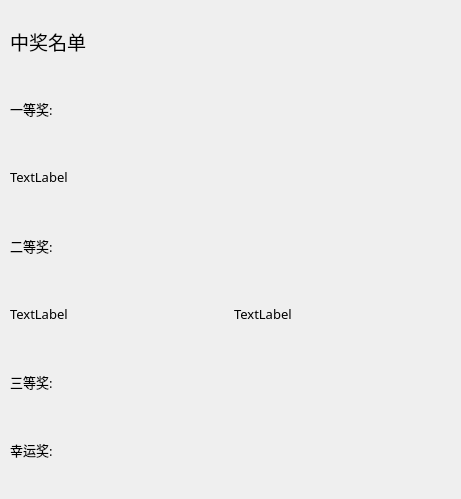
Before: the Qt Designer form exhibitors.ui in 123lxyy/lottery, drawn with Qt 5.
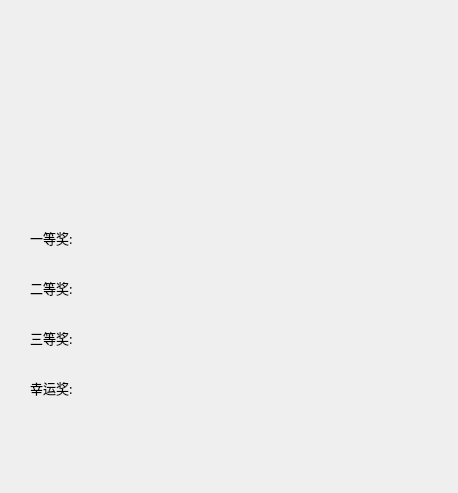
After: the same form once the commit is applied.

```diff
--- a/exhibitors.ui
+++ b/exhibitors.ui
@@ -6,51 +6,133 @@
    <rect>
     <x>0</x>
     <y>0</y>
-    <width>461</width>
-    <height>499</height>
+    <width>458</width>
+    <height>493</height>
    </rect>
   </property>
   <property name="windowTitle">
    <string>Form</string>
   </property>
+  <widget class="QLabel" name="label_3">
+   <property name="geometry">
+    <rect>
+     <x>80</x>
+     <y>230</y>
+     <width>321</width>
+     <height>21</height>
+    </rect>
+   </property>
+   <property name="font">
+    <font>
+     <family>黑体</family>
+     <pointsize>10</pointsize>
+    </font>
+   </property>
+   <property name="text">
+    <string/>
+   </property>
+  </widget>
+  <widget class="QLabel" name="label_4">
+   <property name="geometry">
+    <rect>
+     <x>30</x>
+     <y>280</y>
+     <width>49</width>
+     <height>16</height>
+    </rect>
+   </property>
+   <property name="font">
+    <font>
+     <family>黑体</family>
+     <pointsize>10</pointsize>
+    </font>
+   </property>
+   <property name="text">
+    <string>二等奖:</string>
+   </property>
+  </widget>
+  <widget class="QLabel" name="label_7">
+   <property name="geometry">
+    <rect>
+     <x>30</x>
+     <y>330</y>
+     <width>49</width>
+     <height>16</height>
+    </rect>
+   </property>
+   <property name="font">
+    <font>
+     <family>黑体</family>
+     <pointsize>10</pointsize>
+    </font>
+   </property>
+   <property name="text">
+    <string>三等奖:</string>
+   </property>
+  </widget>
+  <widget class="QLabel" name="label_8">
+   <property name="geometry">
+    <rect>
+     <x>30</x>
+     <y>380</y>
+     <width>49</width>
+     <height>16</height>
+    </rect>
+   </property>
+   <property name="font">
+    <font>
+     <family>黑体</family>
+     <pointsize>10</pointsize>
+    </font>
+   </property>
+   <property name="text">
+    <string>幸运奖:</string>
+   </property>
+  </widget>
+  <widget class="QLabel" name="label_2">
+   <property name="geometry">
+    <rect>
+     <x>30</x>
+     <y>230</y>
+     <width>49</width>
+     <height>16</height>
+    </rect>
+   </property>
+   <property name="font">
+    <font>
+     <family>黑体</family>
+     <pointsize>10</pointsize>
+    </font>
+   </property>
+   <property name="text">
+    <string>一等奖:</string>
+   </property>
+  </widget>
   <widget class="QWidget" name="">
    <property name="geometry">
     <rect>
-     <x>10</x>
-     <y>10</y>
-     <width>441</width>
-     <height>471</height>
+     <x>80</x>
+     <y>280</y>
+     <width>301</width>
+     <height>21</height>
     </rect>
    </property>
-   <layout class="QVBoxLayout" name="verticalLayout">
+   <layout class="QHBoxLayout" name="horizontalLayout">
     <item>
-     <widget class="QLabel" name="label">
+     <widget class="QLabel" name="label_5">
       <property name="font">
        <font>
         <family>黑体</family>
-        <pointsize>14</pointsize>
-       </font>
-      </property>
-      <property name="text">
-       <string>中奖名单</string>
-      </property>
-     </widget>
-    </item>
-    <item>
-     <widget class="QLabel" name="label_2">
-      <property name="font">
-       <font>
-        <family>黑体</family>
         <pointsize>10</pointsize>
        </font>
       </property>
       <property name="text">
-       <string>一等奖:</string>
+       <string/>
       </property>
      </widget>
     </item>
     <item>
-     <widget class="QLabel" name="label_3">
+     <widget class="QLabel" name="label_6">
       <property name="font">
        <font>
         <family>黑体</family>
@@ -58,87 +140,34 @@
        </font>
       </property>
       <property name="text">
-       <string>TextLabel</string>
+       <string/>
       </property>
      </widget>
     </item>
-    <item>
-     <widget class="QLabel" name="label_4">
-      <property name="font">
-       <font>
-        <family>黑体</family>
-        <pointsize>10</pointsize>
-       </font>
-      </property>
-      <property name="text">
-       <string>二等奖:</string>
-      </property>
-     </widget>
-    </item>
-    <item>
-     <layout class="QHBoxLayout" name="horizontalLayout">
-      <item>
-       <widget class="QLabel" name="label_5">
-        <property name="font">
-         <font>
-          <family>黑体</family>
-          <pointsize>10</pointsize>
-         </font>
-        </property>
-        <property name="text">
-         <string>TextLabel</string>
-        </property>
-       </widget>
-      </item>
-      <item>
-       <widget class="QLabel" name="label_6">
-        <property name="font">
-         <font>
-          <family>黑体</family>
-          <pointsize>10</pointsize>
-         </font>
-        </property>
-        <property name="text">
-         <string>TextLabel</string>
-        </property>
-       </widget>
-      </item>
-     </layout>
-    </item>
-    <item>
-     <widget class="QLabel" name="label_7">
-      <property name="font">
-       <font>
-        <family>黑体</family>
-        <pointsize>10</pointsize>
-       </font>
-      </property>
-      <property name="text">
-       <string>三等奖:</string>
-      </property>
-     </widget>
-    </item>
-    <item>
-     <layout class="QGridLayout" name="gridLayout"/>
-    </item>
-    <item>
-     <widget class="QLabel" name="label_8">
-      <property name="font">
-       <font>
-        <family>黑体</family>
-        <pointsize>10</pointsize>
-       </font>
-      </property>
-      <property name="text">
-       <string>幸运奖:</string>
-      </property>
-     </widget>
-    </item>
-    <item>
-     <layout class="QGridLayout" name="gridLayout_2"/>
-    </item>
    </layout>
   </widget>
+  <widget class="QWidget" name="">
+   <property name="geometry">
+    <rect>
+     <x>80</x>
+     <y>320</y>
+     <width>301</width>
+     <height>31</height>
+    </rect>
+   </property>
+   <layout class="QGridLayout" name="gridLayout"/>
+  </widget>
+  <widget class="QWidget" name="">
+   <property name="geometry">
+    <rect>
+     <x>80</x>
+     <y>380</y>
+     <width>301</width>
+     <height>101</height>
+    </rect>
+   </property>
+   <layout class="QGridLayout" name="gridLayout_2"/>
+  </widget>
  </widget>
  <resources/>
  <connections/>
```
